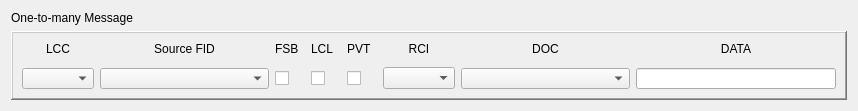
Before: the Qt Designer form otm_msgcomposer.ui in JuliaCzarnowska/ARINC_825, drawn with Qt 5.
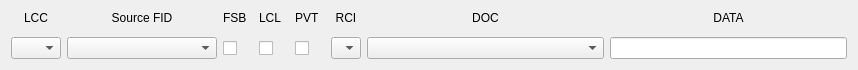
After: the same form once the commit is applied.

```diff
--- a/otm_msgcomposer.ui
+++ b/otm_msgcomposer.ui
@@ -7,29 +7,20 @@
     <x>0</x>
     <y>0</y>
     <width>858</width>
-    <height>111</height>
+    <height>70</height>
    </rect>
   </property>
+  <property name="sizePolicy">
+   <sizepolicy hsizetype="Preferred" vsizetype="Fixed">
+    <horstretch>0</horstretch>
+    <verstretch>0</verstretch>
+   </sizepolicy>
+  </property>
   <property name="windowTitle">
    <string>Form</string>
   </property>
   <layout class="QGridLayout" name="gridLayout">
-   <item row="1" column="0">
-    <widget class="QFrame" name="frame">
-     <property name="sizePolicy">
-      <sizepolicy hsizetype="Preferred" vsizetype="Preferred">
-       <horstretch>0</horstretch>
-       <verstretch>0</verstretch>
-      </sizepolicy>
-     </property>
-     <property name="frameShape">
-      <enum>QFrame::WinPanel</enum>
-     </property>
-     <property name="frameShadow">
-      <enum>QFrame::Raised</enum>
-     </property>
-     <layout class="QVBoxLayout" name="verticalLayout_8">
-      <item>
+   <item row="0" column="0">
        <layout class="QHBoxLayout" name="horizontalLayout">
         <property name="sizeConstraint">
          <enum>QLayout::SetDefaultConstraint</enum>
@@ -71,10 +62,16 @@
             </property>
             <property name="minimumSize">
              <size>
-              <width>40</width>
+           <width>50</width>
               <height>20</height>
              </size>
             </property>
+         <property name="maximumSize">
+          <size>
+           <width>40</width>
+           <height>16777215</height>
+          </size>
+         </property>
            </widget>
           </item>
          </layout>
@@ -98,6 +95,12 @@
               <height>20</height>
              </size>
             </property>
+         <property name="maximumSize">
+          <size>
+           <width>150</width>
+           <height>16777215</height>
+          </size>
+         </property>
             <property name="text">
              <string>Source FID</string>
             </property>
@@ -120,6 +123,12 @@
               <height>20</height>
              </size>
             </property>
+         <property name="maximumSize">
+          <size>
+           <width>150</width>
+           <height>16777215</height>
+          </size>
+         </property>
            </widget>
           </item>
          </layout>
@@ -305,10 +314,16 @@
             </property>
             <property name="minimumSize">
              <size>
-              <width>40</width>
+           <width>30</width>
               <height>0</height>
              </size>
             </property>
+         <property name="maximumSize">
+          <size>
+           <width>30</width>
+           <height>16777215</height>
+          </size>
+         </property>
            </widget>
           </item>
          </layout>
@@ -354,6 +369,12 @@
               <height>20</height>
              </size>
             </property>
+         <property name="maximumSize">
+          <size>
+           <width>250</width>
+           <height>16777215</height>
+          </size>
+         </property>
            </widget>
           </item>
          </layout>
@@ -404,16 +425,6 @@
          </layout>
         </item>
        </layout>
-      </item>
-     </layout>
-    </widget>
-   </item>
-   <item row="0" column="0">
-    <widget class="QLabel" name="label_8">
-     <property name="text">
-      <string>One-to-many Message</string>
-     </property>
-    </widget>
    </item>
   </layout>
  </widget>
```
Lines whose indentation alone changed are shown as unchanged.
